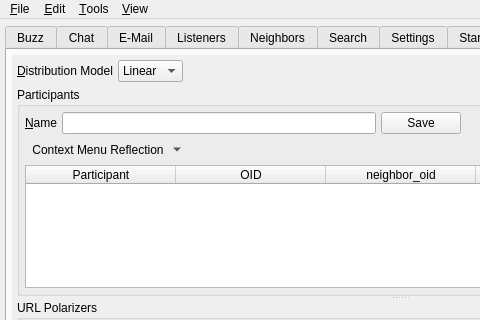
Qt form branches/trunk/UI/controlcenter.ui (textbrowser/spot-on) before a commit; both pictures show x 0 to 480 and y 0 to 320 of the 800 by 600 pixel window.
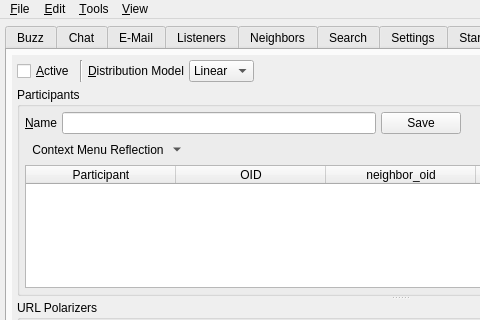
The same form after that commit. The open tabs and pages were chosen to show the change. Icons and pictures are not drawn. Custom widgets are drawn as their Qt base class.

What changed in the file:
```diff
--- a/branches/trunk/UI/controlcenter.ui
+++ b/branches/trunk/UI/controlcenter.ui
@@ -7066,7 +7066,7 @@
              <x>0</x>
              <y>0</y>
              <width>776</width>
-             <height>500</height>
+             <height>498</height>
             </rect>
            </property>
            <layout class="QVBoxLayout" name="verticalLayout_58">
@@ -7081,6 +7081,20 @@
               <property name="spacing">
                <number>5</number>
               </property>
+              <item>
+               <widget class="QCheckBox" name="activeUrlDistribution">
+                <property name="text">
+                 <string>&amp;Active</string>
+                </property>
+               </widget>
+              </item>
+              <item>
+               <widget class="Line" name="line_2">
+                <property name="orientation">
+                 <enum>Qt::Vertical</enum>
+                </property>
+               </widget>
+              </item>
               <item>
                <widget class="QLabel" name="label_104">
                 <property name="text">
```
Left out of the diff: 41 changed lines with no effect on the pictures.
